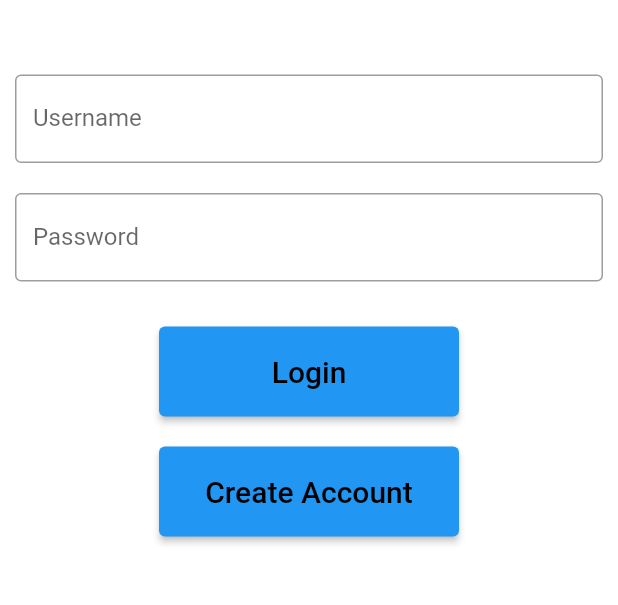
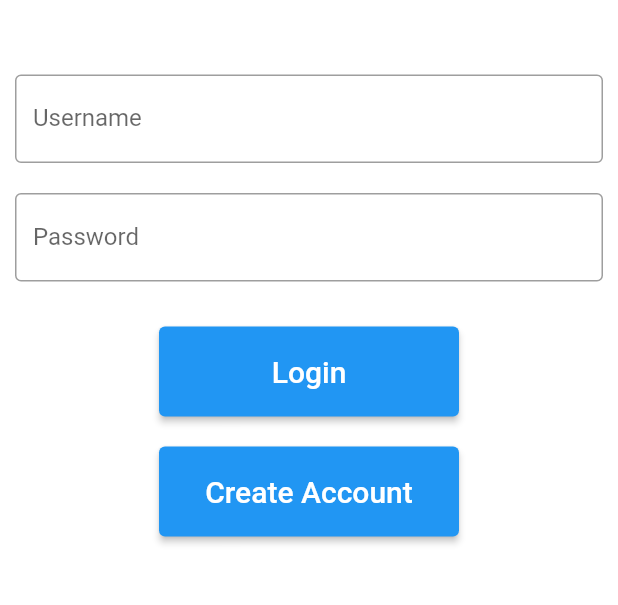
Before and after one commit to dcasas1/tesscuro, a Flutter app: the screen it shows after launch, on a phone screen of 412 x 824 dp, the part 400-1005 px from its top. Run offline on Flutter 3.47's test engine with Material 2 defaults, Android fonts, the phone set to English and light mode, and no system bars; missing offline and left inert: encrypt, random_password_generator.

Commit message:
Changed text color on buttons for login page

```diff
--- a/lib/screens/login.dart
+++ b/lib/screens/login.dart
@@ -84,7 +84,7 @@ class LoginPage extends StatelessWidget {
                 },
                 child: const Text(
                   'Login',
-                  style: TextStyle(color: Colors.black, fontSize: 20),
+                  style: TextStyle(color: Colors.white, fontSize: 20),
                 ),
               ),
             ),
@@ -101,7 +101,7 @@ class LoginPage extends StatelessWidget {
                   },
                   child: const Text(
                     'Create Account',
-                    style: TextStyle(color: Colors.black, fontSize: 20),
+                    style: TextStyle(color: Colors.white, fontSize: 20),
                   ),
                 ),
               ),
```
